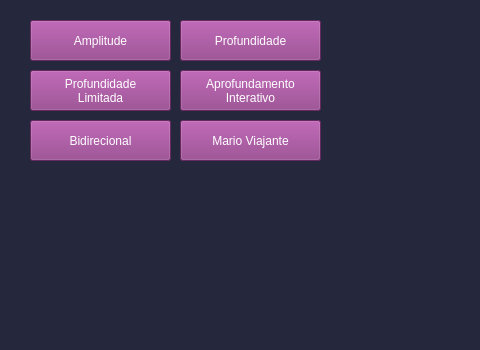
Before: the Qt Designer form Mario_Party.ui in RodgerOliver/mario-party-unitau, drawn with Qt 5; both pictures show x 0 to 480 and y 0 to 350 of the 960 by 630 pixel window.
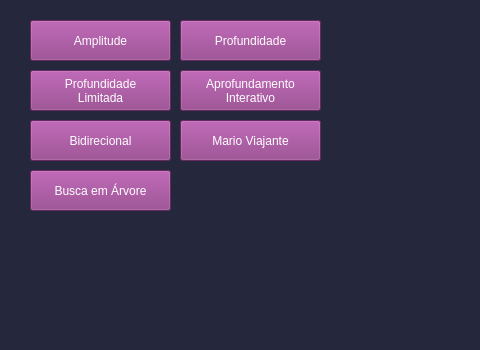
After: the same form once the commit is applied. Icons and pictures are not drawn.

Commit message: Adicionar botão de busca em árvore com pesos

What changed in the file:
```diff
--- a/Mario_Party.ui
+++ b/Mario_Party.ui
@@ -55,6 +55,10 @@
 	background-color: rgb(57, 143, 60);
 }
 
+.busca_arvore_com_pesos {
+	background-color: rgb(143, 57, 57);
+}
+
 QComboBox {
 	background-color: rgb(93, 211, 158);
 	font: 75 12pt &quot;Noto Sans CJK HK&quot;;
@@ -713,6 +717,28 @@
      <string>busca_local_com_info</string>
     </property>
    </widget>
+   <widget class="QPushButton" name="busca_arvore">
+    <property name="geometry">
+     <rect>
+      <x>30</x>
+      <y>170</y>
+      <width>141</width>
+      <height>41</height>
+     </rect>
+    </property>
+    <property name="cursor">
+     <cursorShape>PointingHandCursor</cursorShape>
+    </property>
+    <property name="styleSheet">
+     <string notr="true"/>
+    </property>
+    <property name="text">
+     <string>Busca em Árvore</string>
+    </property>
+    <property name="class" stdset="0">
+     <string>busca_arvore_com_pesos</string>
+    </property>
+   </widget>
   </widget>
   <widget class="QMenuBar" name="menubar">
    <property name="geometry">
```
Left out of the diff: 4 changed lines with no effect on the pictures.
